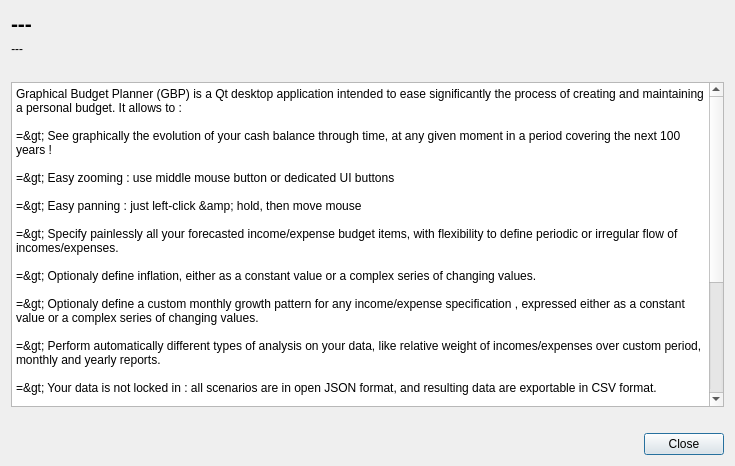
First picture: the form in aboutdialog.ui, repository redmoon1945/gbp, before the edit.
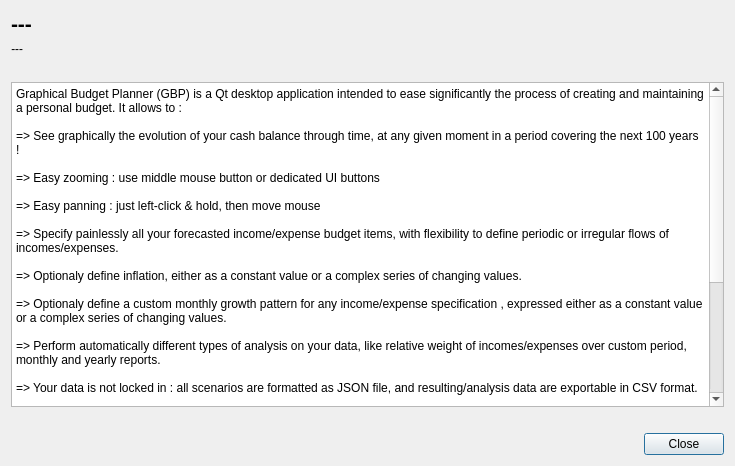
Second picture: the form after the edit.

Commit message: * When requesting new scenario, switching scenario or quitting application, ask to save current scenario if changes have been made but not saved yet * New decoration color feature for incomes/expenses names * New layout for Options dialog (separate General from Charts related things) * Improve sorting of StreamDef name by enabling locale-aware sorting

What changed in the file:
```diff
--- a/aboutdialog.ui
+++ b/aboutdialog.ui
@@ -71,7 +71,7 @@
 
 =&gt; Easy panning : just left-click &amp; hold, then move mouse
 
-=&gt; Specify painlessly all your forecasted income/expense budget items, with flexibility to define periodic or irregular flow of incomes/expenses.
+=&gt; Specify painlessly all your forecasted income/expense budget items, with flexibility to define periodic or irregular flows of incomes/expenses.
 
 =&gt; Optionaly define inflation, either as a constant value or a complex series of changing values.
 
@@ -79,11 +79,11 @@
 
 =&gt; Perform automatically different types of analysis on your data, like relative weight of incomes/expenses over custom period, monthly and yearly reports.
 
-=&gt; Your data is not locked in : all scenarios are in open JSON format, and resulting data are exportable in CSV format.
+=&gt; Your data is not locked in : all scenarios are formatted as JSON file, and resulting/analysis data are exportable in CSV format.
 
-GBP is all about CASH BALANCE FORECASTING : the key principle adopted is to take into consideration the FUTURE incomes/expenses expected. Consequently, this is not the right tool if you want know how and when your money has been spent in the past (that is &quot;before today&quot;).
+GBP is all about CASH BALANCE FORECASTING : the key principle adopted is to take into consideration the FUTURE incomes/expenses expected. Consequently, this is not the right tool if you want to know how and when your money has been spent in the past (that is &quot;before today&quot;).
 
-This application and all its source code are licensed under the GNU General Public License version 3 (GNU GPLv3) or later. It's Free Software. Both source code and the AppImage executable can be found here : &lt;insert URL when known&gt;
+This application and all its source code are licensed under the GNU General Public License version 3 (GNU GPLv3) or later. It's Free Software. 
 
 Credits : 
 * Tobias Leupold : code to calculate difference between 2 dates
```
The commit also changes 33 other files.
